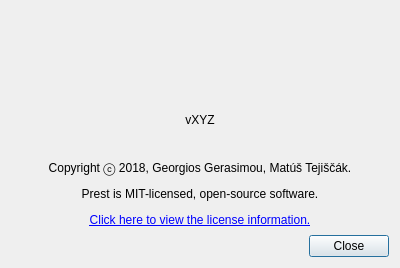
Old version of the form gui/uic/about.ui in the repository prestsoftware/prest.
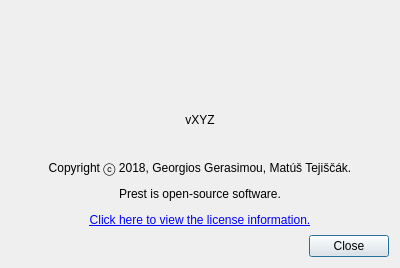
New version of the form. Icons and pictures are not drawn.

Commit message: Fix license information in the About window.

```diff
--- a/gui/uic/about.ui
+++ b/gui/uic/about.ui
@@ -43,7 +43,7 @@
    <item>
     <widget class="QLabel" name="lblLicense">
      <property name="text">
-      <string>&lt;html&gt;&lt;head/&gt;&lt;body&gt;&lt;p&gt;Copyright ⓒ 2018, Georgios Gerasimou, Matúš Tejiščák.&lt;/p&gt;&lt;p&gt;Prest is MIT-licensed, open-source software.&lt;/p&gt;&lt;p&gt;&lt;a href=&quot;#&quot;&gt;Click here to view the license information.&lt;/a&gt;&lt;/p&gt;&lt;/body&gt;&lt;/html&gt;</string>
+      <string>&lt;html&gt;&lt;head/&gt;&lt;body&gt;&lt;p&gt;Copyright ⓒ 2018, Georgios Gerasimou, Matúš Tejiščák.&lt;/p&gt;&lt;p&gt;Prest is open-source software.&lt;/p&gt;&lt;p&gt;&lt;a href=&quot;#&quot;&gt;Click here to view the license information.&lt;/a&gt;&lt;/p&gt;&lt;/body&gt;&lt;/html&gt;</string>
      </property>
      <property name="alignment">
       <set>Qt::AlignCenter</set>
```
